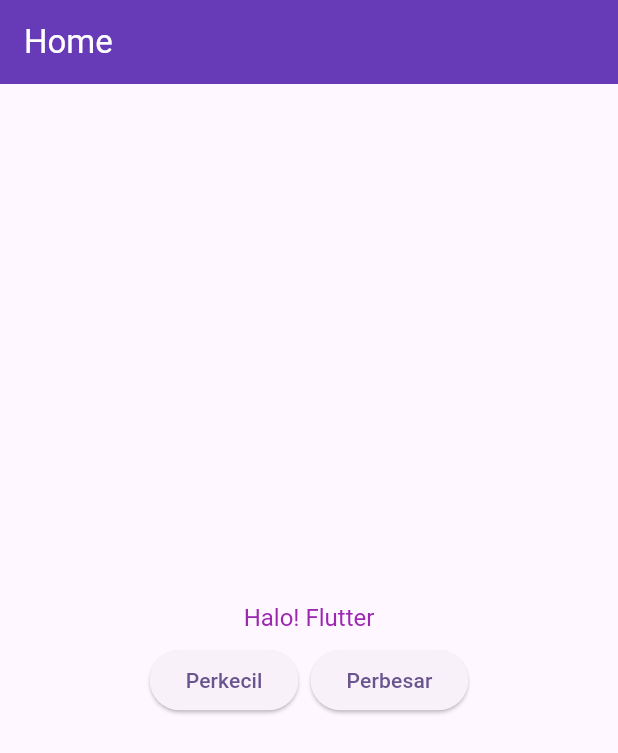
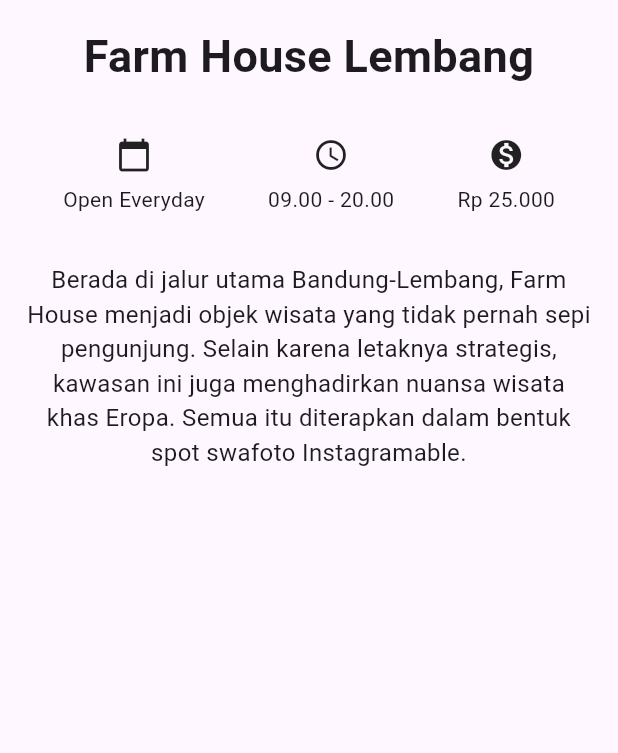
Before and after one commit to bayutp/dicoding-flutter-pemula, a Flutter app: the screen it shows after launch, on a phone screen of 412 x 824 dp. Shown: the top 753 px of the screen. Run offline on Flutter 3.47's test engine with Material 3 defaults, Android fonts, the phone set to English and light mode, and no system bars.

Commit message:
Create screen detail layout

```diff
--- a/lib/main.dart
+++ b/lib/main.dart
@@ -10,92 +10,74 @@ class MyApp extends StatelessWidget {
   @override
   Widget build(BuildContext context) {
     return MaterialApp(
-      title: 'Flutter Demo',
+      title: 'Tourism App',
       theme: ThemeData(
         colorScheme: ColorScheme.fromSeed(seedColor: Colors.deepPurple),
       ),
-      home: Scaffold(
-        appBar: AppBar(
-          title: Text("Home", style: TextStyle(color: Colors.white)),
-          backgroundColor: Colors.deepPurple,
-        ),
-        body: Center(child: BiggerText(text: "Halo! Flutter")),
-      ),
+      home: const DetailScreen(),
       // home: const MyHomePage(title: 'Flutter Demo Home Page'),
     );
   }
 }
 
-class Heading extends StatelessWidget {
-  final String text;
-
-  const Heading({super.key, required this.text});
+class DetailScreen extends StatelessWidget {
+  const DetailScreen({super.key});
 
   @override
   Widget build(BuildContext context) {
-    return Text(
-      text,
-      style: const TextStyle(fontSize: 24.0, fontWeight: FontWeight.bold),
+    return SafeArea(
+      child: Scaffold(
+        body: Column(
+          crossAxisAlignment: CrossAxisAlignment.stretch,
+          children: [
+            Container(
+              margin: const EdgeInsets.all(16),
+              child: Text(
+                "Farm House Lembang",
+                textAlign: TextAlign.center,
+                style: TextStyle(fontSize: 30, fontWeight: FontWeight.bold),
+              ),
+            ),
+            Container(
+              margin: EdgeInsets.symmetric(vertical: 16),
+              child: Row(
+                mainAxisAlignment: MainAxisAlignment.spaceEvenly,
+                children: [
+                  Column(
+                    children: [
+                      Icon(Icons.calendar_today),
+                      SizedBox(height: 8),
+                      Text('Open Everyday'),
+                    ],
+                  ),
+                  Column(
+                    children: [
+                      Icon(Icons.access_time),
+                      SizedBox(height: 8),
+                      Text('09.00 - 20.00'),
+                    ],
+                  ),
+                  Column(
+                    children: [
+                      Icon(Icons.monetization_on),
+                      SizedBox(height: 8),
+                      Text('Rp 25.000'),
+                    ],
+                  ),
+                ],
+              ),
+            ),
+            Container(
+              padding: const EdgeInsets.all(16),
+              child: Text(
+                "Berada di jalur utama Bandung-Lembang, Farm House menjadi objek wisata yang tidak pernah sepi pengunjung. Selain karena letaknya strategis, kawasan ini juga menghadirkan nuansa wisata khas Eropa. Semua itu diterapkan dalam bentuk spot swafoto Instagramable.",
+                textAlign: TextAlign.center,
+                style: TextStyle(fontSize: 16),
+              ),
+            ),
+          ],
+        ),
+      ),
     );
   }
 }
-
-class BiggerText extends StatefulWidget {
-  final String text;
-
-  const BiggerText({super.key, required this.text});
-
-  @override
-  State<StatefulWidget> createState() => _BiggerTextState();
-}
-
-class _BiggerTextState extends State<BiggerText> {
-  double _textSize = 16.0;
-  final double _maxSize = 64.0;
-  final double _minSize = 16.0;
-
-  void _increaseTextSize() {
-    if (_textSize <= _maxSize) {
-      setState(() {
-        _textSize += 8.0;
-      });
-    }
-  }
-
-  void _decreaseTextSize() {
-    if (_textSize > _minSize) {
-      setState(() {
-        _textSize -= 8.0;
-      });
-    }
-  }
-
-  @override
-  Widget build(BuildContext context) {
-    return Column(
-      mainAxisAlignment: MainAxisAlignment.center,
-      children: [
-        AnimatedDefaultTextStyle(
-          duration: const Duration(milliseconds: 300),
-          style: TextStyle(fontSize: _textSize, color: Colors.purple),
-          child: Text(widget.text),
-        ),
-        const SizedBox(height: 8),
-        Row(
-          mainAxisAlignment: MainAxisAlignment.center,
-          children: [
-            ElevatedButton(
-              onPressed: _decreaseTextSize,
-              child: const Text("Perkecil"),
-            ),
-            SizedBox(width: 8),
-            ElevatedButton(
-              onPressed: _increaseTextSize,
-              child: const Text("Perbesar"),
-            ),
-          ],
-        ),
-      ],
-    );
-  }
-}
```
